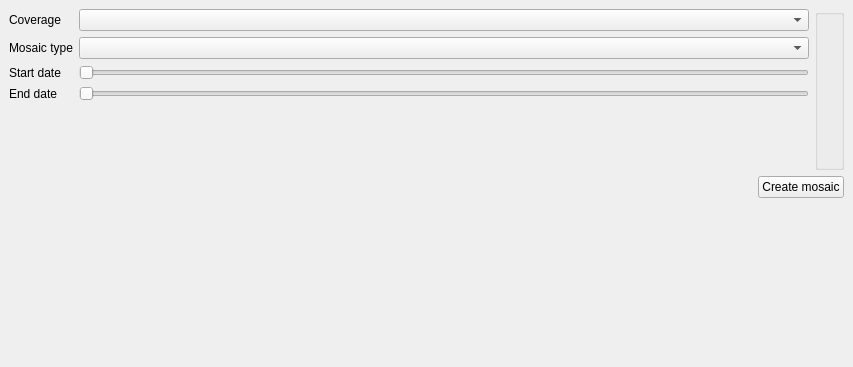
Old version of the form datacubeplugin/ui/mosaicwidget.ui in the repository planetfederal/qgis-datacube-plugin.
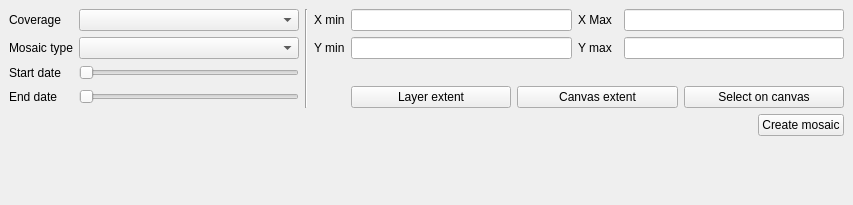
New version of the form. Custom widgets are drawn as their Qt base class.

Commit message: mosaic tool improvements

Patch:
```diff
--- a/datacubeplugin/ui/mosaicwidget.ui
+++ b/datacubeplugin/ui/mosaicwidget.ui
@@ -7,7 +7,7 @@
     <x>0</x>
     <y>0</y>
     <width>853</width>
-    <height>367</height>
+    <height>205</height>
    </rect>
   </property>
   <property name="windowTitle">
@@ -19,14 +19,7 @@
      <layout class="QHBoxLayout" name="horizontalLayout">
       <item>
        <layout class="QGridLayout" name="gridLayout">
-        <item row="1" column="0">
-         <widget class="QLabel" name="label_6">
-          <property name="text">
-           <string>Mosaic type</string>
-          </property>
-         </widget>
-        </item>
-        <item row="0" column="1">
+        <item row="0" column="2">
          <widget class="QComboBox" name="comboCoverage">
           <property name="sizePolicy">
            <sizepolicy hsizetype="MinimumExpanding" vsizetype="Fixed">
@@ -36,6 +29,33 @@
           </property>
          </widget>
         </item>
+        <item row="0" column="0">
+         <widget class="QLabel" name="label_5">
+          <property name="text">
+           <string>Coverage</string>
+          </property>
+         </widget>
+        </item>
+        <item row="0" column="8">
+         <widget class="QLineEdit" name="textXMax"/>
+        </item>
+        <item row="0" column="4">
+         <widget class="QLabel" name="label">
+          <property name="text">
+           <string>X min</string>
+          </property>
+         </widget>
+        </item>
+        <item row="1" column="4">
+         <widget class="QLabel" name="label_3">
+          <property name="text">
+           <string>Y min</string>
+          </property>
+         </widget>
+        </item>
+        <item row="1" column="5">
+         <widget class="QLineEdit" name="textYMin"/>
+        </item>
         <item row="2" column="0">
          <widget class="QLabel" name="label_10">
           <property name="text">
@@ -43,54 +63,61 @@
           </property>
          </widget>
         </item>
-        <item row="4" column="1">
-         <spacer name="verticalSpacer">
+        <item row="1" column="2">
+         <widget class="QComboBox" name="comboMosaicType">
+          <property name="sizePolicy">
+           <sizepolicy hsizetype="MinimumExpanding" vsizetype="Fixed">
+            <horstretch>0</horstretch>
+            <verstretch>0</verstretch>
+           </sizepolicy>
+          </property>
+         </widget>
+        </item>
+        <item row="1" column="0">
+         <widget class="QLabel" name="label_6">
+          <property name="text">
+           <string>Mosaic type</string>
+          </property>
+         </widget>
+        </item>
+        <item row="2" column="2">
+         <widget class="QSlider" name="sliderStartDate">
+          <property name="orientation">
+           <enum>Qt::Horizontal</enum>
+          </property>
+          <property name="tickPosition">
+           <enum>QSlider::NoTicks</enum>
+          </property>
+         </widget>
+        </item>
+        <item row="3" column="0">
+         <widget class="QLabel" name="label_9">
+          <property name="text">
+           <string>End date</string>
+          </property>
+         </widget>
+        </item>
+        <item row="1" column="6">
+         <widget class="QLabel" name="label_4">
+          <property name="text">
+           <string>Y max</string>
+          </property>
+         </widget>
+        </item>
+        <item row="5" column="2">
+         <spacer name="verticalSpacer_4">
           <property name="orientation">
            <enum>Qt::Vertical</enum>
           </property>
           <property name="sizeHint" stdset="0">
            <size>
             <width>20</width>
-            <height>40</height>
+            <height>5</height>
            </size>
           </property>
          </spacer>
         </item>
-        <item row="1" column="1">
-         <widget class="QComboBox" name="comboMosaicType">
-          <property name="sizePolicy">
-           <sizepolicy hsizetype="MinimumExpanding" vsizetype="Fixed">
-            <horstretch>0</horstretch>
-            <verstretch>0</verstretch>
-           </sizepolicy>
-          </property>
-         </widget>
-        </item>
-        <item row="0" column="0">
-         <widget class="QLabel" name="label_5">
-          <property name="text">
-           <string>Coverage</string>
-          </property>
-         </widget>
-        </item>
-        <item row="3" column="0">
-         <widget class="QLabel" name="label_9">
-          <property name="text">
-           <string>End date</string>
-          </property>
-         </widget>
-        </item>
-        <item row="2" column="1">
-         <widget class="QSlider" name="sliderStartDate">
-          <property name="orientation">
-           <enum>Qt::Horizontal</enum>
-          </property>
-          <property name="tickPosition">
-           <enum>QSlider::NoTicks</enum>
-          </property>
-         </widget>
-        </item>
-        <item row="3" column="1">
+        <item row="3" column="2">
          <widget class="QSlider" name="sliderEndDate">
           <property name="orientation">
            <enum>Qt::Horizontal</enum>
@@ -100,18 +127,56 @@
           </property>
          </widget>
         </item>
+        <item row="0" column="5">
+         <widget class="QLineEdit" name="textXMin"/>
+        </item>
+        <item row="0" column="6">
+         <widget class="QLabel" name="label_2">
+          <property name="text">
+           <string>X Max</string>
+          </property>
+         </widget>
+        </item>
+        <item row="1" column="8">
+         <widget class="QLineEdit" name="textYMax"/>
+        </item>
+        <item row="3" column="5" colspan="4">
+         <layout class="QHBoxLayout" name="horizontalLayout_3">
+          <item>
+           <widget class="QPushButton" name="buttonLayerExtent">
+            <property name="text">
+             <string>Layer extent</string>
+            </property>
+           </widget>
+          </item>
+          <item>
+           <widget class="QPushButton" name="buttonCanvasExtent">
+            <property name="text">
+             <string>Canvas extent</string>
+            </property>
+           </widget>
+          </item>
+          <item>
+           <widget class="QPushButton" name="buttonSelectExtentOnCanvas">
+            <property name="text">
+             <string>Select on canvas</string>
+            </property>
+            <property name="checkable">
+             <bool>true</bool>
+            </property>
+           </widget>
+          </item>
+         </layout>
+        </item>
+        <item row="0" column="3" rowspan="4">
+         <widget class="Line" name="line">
+          <property name="orientation">
+           <enum>Qt::Vertical</enum>
+          </property>
+         </widget>
+        </item>
        </layout>
       </item>
-      <item>
-       <widget class="QgsExtentGroupBox" name="extentBox">
-        <property name="sizePolicy">
-         <sizepolicy hsizetype="Minimum" vsizetype="Minimum">
-          <horstretch>0</horstretch>
-          <verstretch>0</verstretch>
-         </sizepolicy>
-        </property>
-       </widget>
-      </item>
      </layout>
     </item>
     <item>
@@ -154,20 +219,6 @@
    </layout>
   </widget>
  </widget>
- <customwidgets>
-  <customwidget>
-   <class>QgsCollapsibleGroupBox</class>
-   <extends>QGroupBox</extends>
-   <header>qgscollapsiblegroupbox.h</header>
-   <container>1</container>
-  </customwidget>
-  <customwidget>
-   <class>QgsExtentGroupBox</class>
-   <extends>QgsCollapsibleGroupBox</extends>
-   <header>qgsextentgroupbox.h</header>
-   <container>1</container>
-  </customwidget>
- </customwidgets>
  <resources/>
  <connections/>
 </ui>
```
The commit also changes 5 other files.
